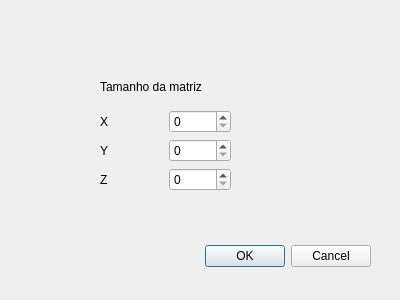
Before: the Qt Designer form sculptor/definirsculptor.ui in IgorDiasV/ProjetoPa, drawn with Qt 5.
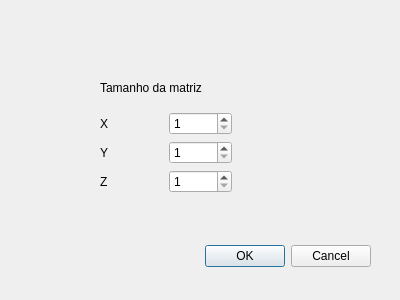
After: the same form once the commit is applied.

Diff of the .ui file:
```diff
--- a/sculptor/definirsculptor.ui
+++ b/sculptor/definirsculptor.ui
@@ -34,8 +34,8 @@
     <rect>
      <x>100</x>
      <y>70</y>
-     <width>131</width>
-     <height>121</height>
+     <width>132</width>
+     <height>123</height>
     </rect>
    </property>
    <layout class="QVBoxLayout" name="verticalLayout_4">
@@ -58,7 +58,14 @@
          </widget>
         </item>
         <item>
-         <widget class="QSpinBox" name="spinX"/>
+         <widget class="QSpinBox" name="spinX">
+          <property name="minimum">
+           <number>1</number>
+          </property>
+          <property name="maximum">
+           <number>150</number>
+          </property>
+         </widget>
         </item>
        </layout>
       </item>
@@ -72,7 +79,14 @@
          </widget>
         </item>
         <item>
-         <widget class="QSpinBox" name="spinY"/>
+         <widget class="QSpinBox" name="spinY">
+          <property name="minimum">
+           <number>1</number>
+          </property>
+          <property name="maximum">
+           <number>150</number>
+          </property>
+         </widget>
         </item>
        </layout>
       </item>
@@ -86,7 +100,14 @@
          </widget>
         </item>
         <item>
-         <widget class="QSpinBox" name="spinZ"/>
+         <widget class="QSpinBox" name="spinZ">
+          <property name="minimum">
+           <number>1</number>
+          </property>
+          <property name="maximum">
+           <number>150</number>
+          </property>
+         </widget>
         </item>
        </layout>
       </item>
```
